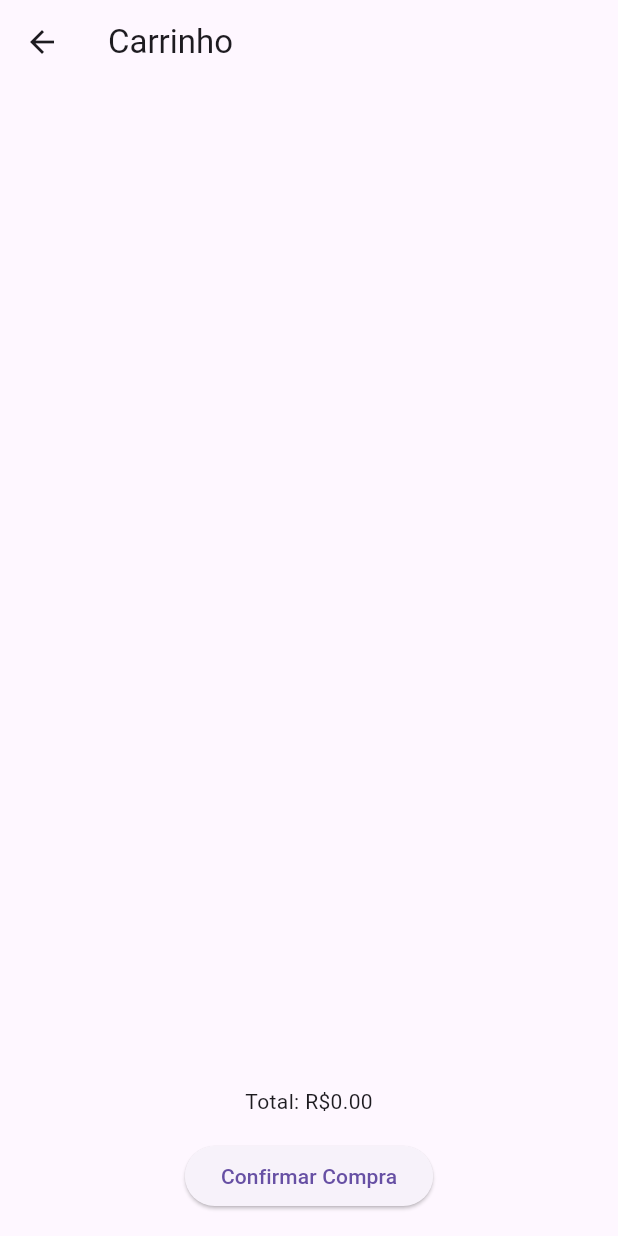
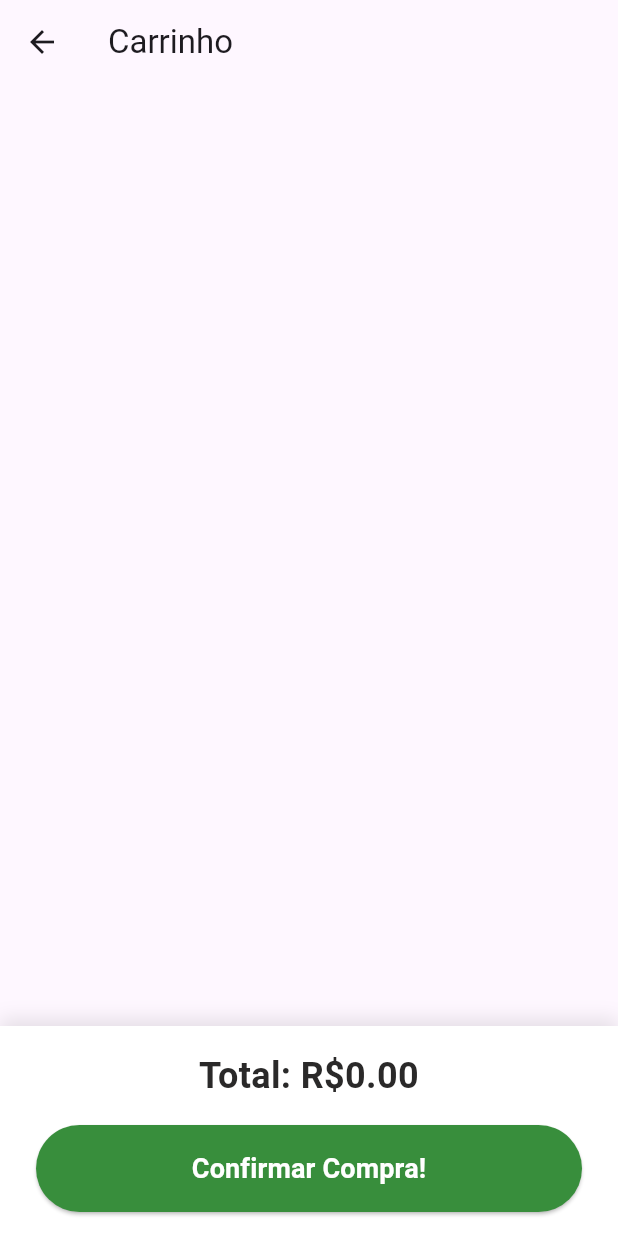
Before and after one commit to dbonfleur/state_mananger_bloc, a Flutter app: the screen it shows after launch, after a tap on the "shopping cart" icon, on a phone screen of 412 x 824 dp. Run offline on Flutter 3.47's test engine with Material 3 defaults, Android fonts, the phone set to English and light mode, and no system bars; our stand-ins replace bloc, equatable; network calls fail; statements that could not run were skipped.

```diff
--- a/lib/screens/cart_screen.dart
+++ b/lib/screens/cart_screen.dart
@@ -35,11 +35,30 @@ class CartScreen extends StatelessWidget {
                   },
                 ),
               ),
-              Padding(
-                padding: const EdgeInsets.all(16.0),
+              Container(
+                padding: const EdgeInsets.symmetric(vertical: 16.0, horizontal: 24.0),
+                decoration: BoxDecoration(
+                  color: Colors.white,
+                  boxShadow: [
+                    BoxShadow(
+                      color: Colors.black.withOpacity(0.1),
+                      blurRadius: 10,
+                      offset: const Offset(0, -5),
+                    ),
+                  ],
+                ),
                 child: Column(
+                  crossAxisAlignment: CrossAxisAlignment.stretch,
                   children: [
-                    Text('Total: R\$${cart.total.toStringAsFixed(2)}'),
+                    Text(
+                      'Total: R\$${cart.total.toStringAsFixed(2)}',
+                      style: const TextStyle(
+                        fontSize: 24,
+                        fontWeight: FontWeight.bold,
+                        color: Color.fromARGB(255, 42, 41, 41),
+                      ),
+                      textAlign: TextAlign.center,
+                    ),
                     const SizedBox(height: 16),
                     ElevatedButton(
                       onPressed: () {
@@ -48,7 +67,20 @@ class CartScreen extends StatelessWidget {
                           const SnackBar(content: Text('Compra confirmada!')),
                         );
                       },
-                      child: const Text('Confirmar Compra'),
+                      style: ElevatedButton.styleFrom(
+                        padding: const EdgeInsets.symmetric(vertical: 16), backgroundColor: Colors.green[700],
+                        shape: RoundedRectangleBorder(
+                          borderRadius: BorderRadius.circular(30),
+                        ),
+                      ),
+                      child: const Text(
+                        'Confirmar Compra!',
+                        style: TextStyle(
+                          fontSize: 18,
+                          fontWeight: FontWeight.bold,
+                          color: Colors.white,
+                        ),
+                      ),
                     ),
                   ],
                 ),
```
Also changed, not shown: lib/screens/product_list_screen.dart (+6 -1 lines), lib/screens/wishlist_screen.dart (+12 -1 lines), lib/widgets/wishlist_item.dart (+21 -5 lines).
